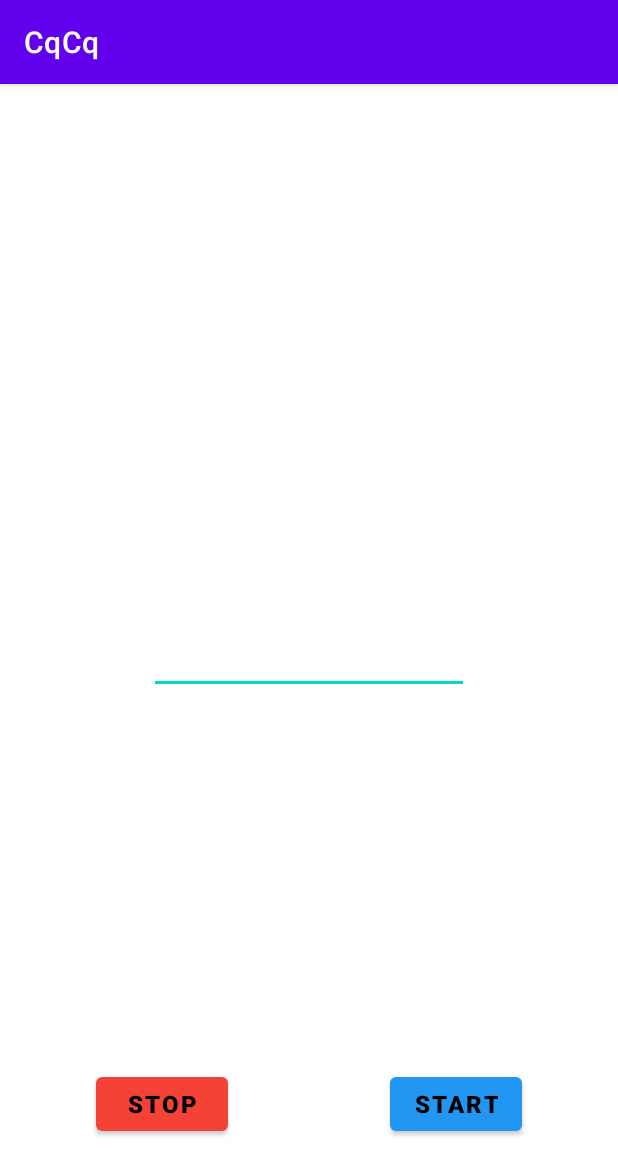
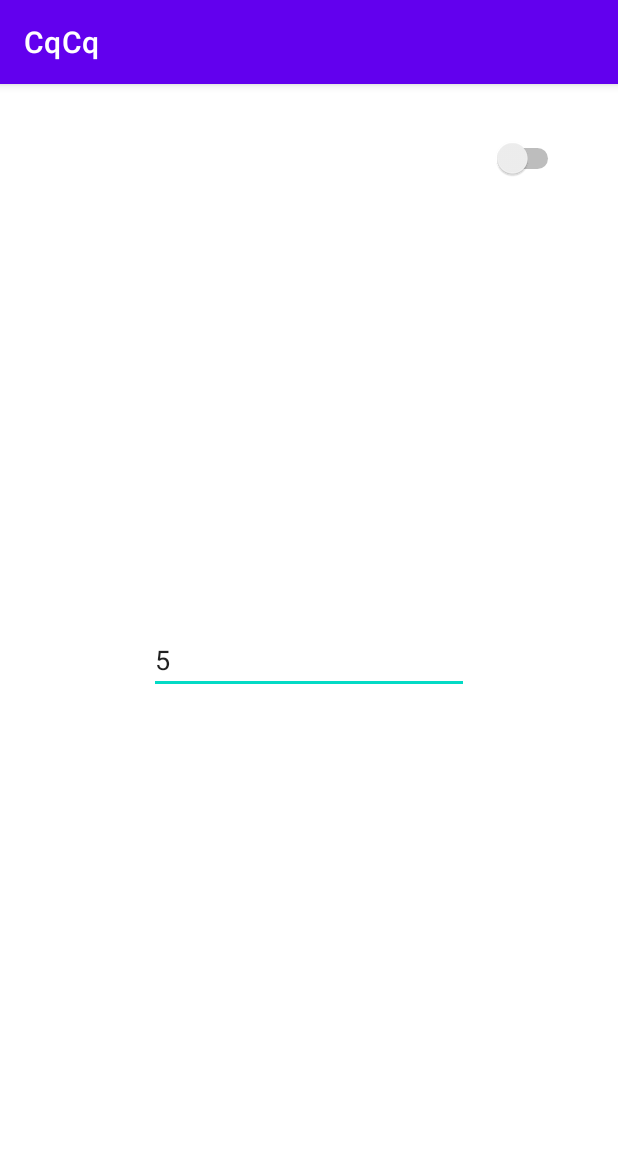
Before and after one commit to LalitSinghRana/CqCq, an Android app: the screen it shows after launch (MainActivity), on a phone screen of 412 x 824 dp. Shown: the top 1175 px of the screen. Run offline under Robolectric (Android 15) with nearby library versions, the phone set to English and light mode, and no system bars.

Commit message:
converted to switch button

```diff
--- a/app/src/main/res/layout/activity_main.xml
+++ b/app/src/main/res/layout/activity_main.xml
@@ -6,7 +6,7 @@
     android:layout_height="match_parent"
     tools:context=".MainActivity">
 
-    <Button
+    <!--<Button
         android:id="@+id/button"
         android:layout_width="wrap_content"
         android:layout_height="wrap_content"
@@ -36,7 +36,7 @@
         android:textStyle="bold"
         app:backgroundTint="#F44336"
         app:layout_constraintBottom_toBottomOf="parent"
-        app:layout_constraintStart_toStartOf="parent" />
+        app:layout_constraintStart_toStartOf="parent" />-->
 
     <EditText
         android:id="@+id/editTextNumber"
@@ -44,9 +44,20 @@
         android:layout_height="wrap_content"
         android:ems="10"
         android:inputType="number"
+        android:text="5"
         app:layout_constraintBottom_toBottomOf="parent"
         app:layout_constraintEnd_toEndOf="parent"
         app:layout_constraintStart_toStartOf="parent"
         app:layout_constraintTop_toTopOf="parent" />
 
+    <Switch
+        android:id="@+id/switch1"
+        android:layout_width="wrap_content"
+        android:layout_height="wrap_content"
+        android:layout_marginTop="36dp"
+        android:layout_marginEnd="36dp"
+        android:layout_marginRight="36dp"
+        app:layout_constraintEnd_toEndOf="parent"
+        app:layout_constraintTop_toTopOf="parent" />
+
 </androidx.constraintlayout.widget.ConstraintLayout>
```
Also changed, not shown: app/src/main/java/com/example/cqcq/MainActivity.java (+28 -2 lines).
